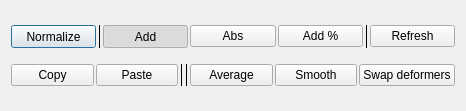
The window that scripts/mWeightEditor/ui/weightEditorWidget.ui (tbttfox/blurWeightModule_cleanup) describes before a commit, drawn with Qt 5.
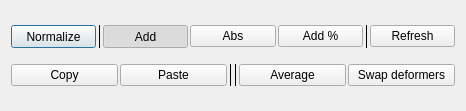
The same window after the commit.

Commit message: added values in smooth button too

The edit to the form file:
```diff
--- a/scripts/mWeightEditor/ui/weightEditorWidget.ui
+++ b/scripts/mWeightEditor/ui/weightEditorWidget.ui
@@ -173,13 +173,6 @@
           </property>
          </widget>
         </item>
-        <item>
-         <widget class="QPushButton" name="smoothBTN">
-          <property name="text">
-           <string>Smooth</string>
-          </property>
-         </widget>
-        </item>
         <item>
          <widget class="QPushButton" name="pushButton_7">
           <property name="text">
```
The commit also changes 2 other files.
